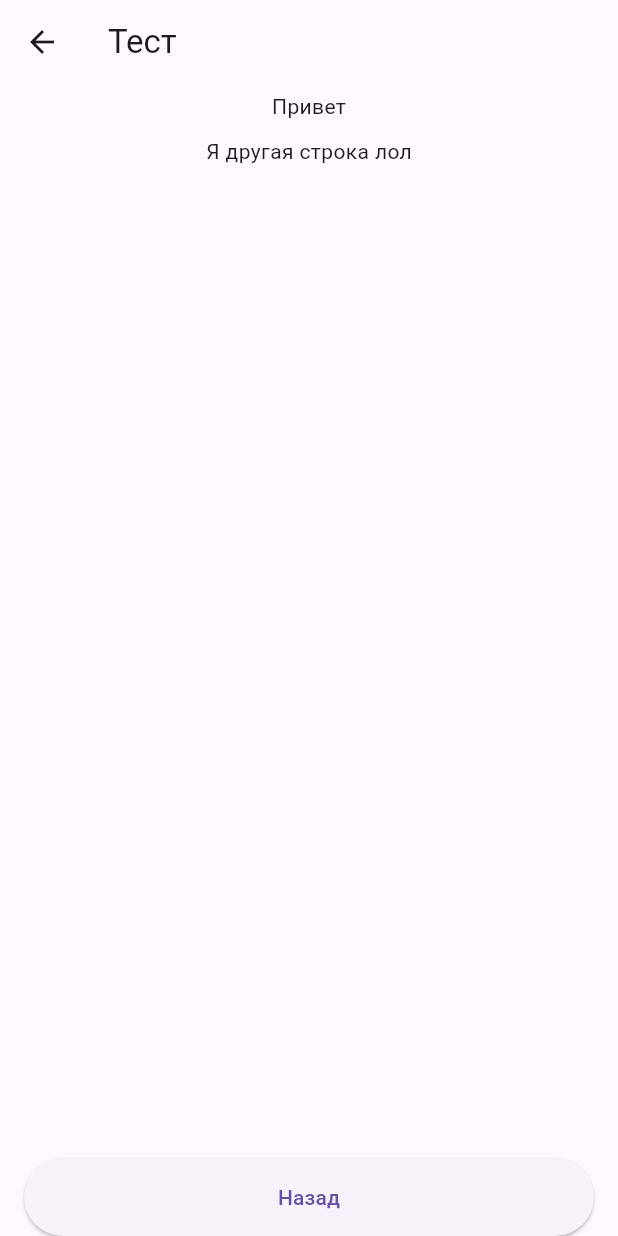
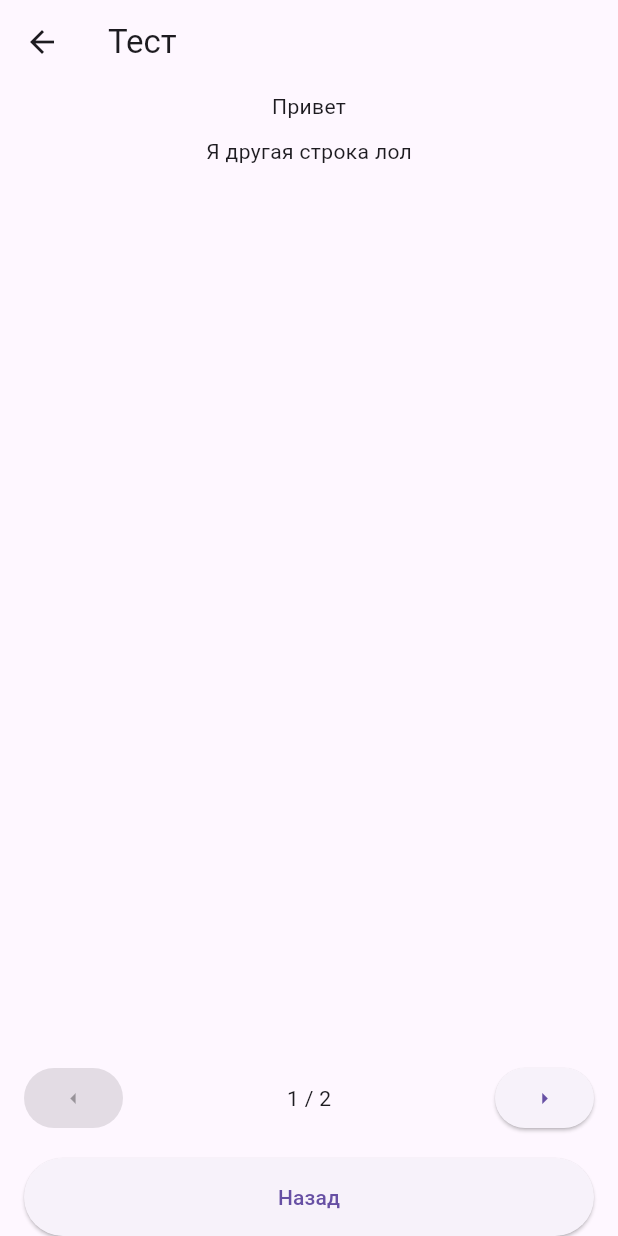
Before and after one commit to JeckaSh/manual_qa_helper, a Flutter app: the ManualQaPage screen opened directly, after a tap on "Тест", on a phone screen of 412 x 824 dp. Run offline on Flutter 3.47's test engine with Material 3 defaults, Android fonts, the phone set to English and light mode, and no system bars; our stand-ins replace get, shared_preferences; accounts and stored records are empty.

Commit message:
added navigation button on the article page, added article counter current/total

```diff
--- a/lib/controllers/article_controller.dart
+++ b/lib/controllers/article_controller.dart
@@ -7,4 +7,8 @@ class ArticleController extends GetxController {
   List<ArticleModel> get gitArticles => ArticleRepository.getAllGitArticles();
 
   ArticleModel getArticleById(int id) => ArticleRepository.getById(id);
+
+  int getArticleIndex(int id) {
+    return articles.indexWhere((articles) => articles.id == id);
+  }
 }
--- a/lib/models/article_model.dart
+++ b/lib/models/article_model.dart
@@ -3,8 +3,6 @@ import 'package:manual_qa_helper/widgets/article_content.dart';
 class ArticleModel {
   final int id;
   final String title;
-  //TODO: Сделать отдельный виджет под отображение контента
-  //final String content;
   final ArticleContent content;
 
   ArticleModel({required this.id, required this.title, required this.content});
--- a/lib/pages/article.dart
+++ b/lib/pages/article.dart
@@ -13,16 +13,41 @@ class Article extends StatelessWidget {
     Get.off(() => ManualQaPage());
   }
 
+  // Навигация по статьям
+  void _navigateArticle(int direction) {
+    final int currentId = Get.arguments;
+    final int currentIndex = _articleController.articles.indexWhere(
+      (article) => article.id == currentId,
+    );
+
+    if (currentIndex == -1) return;
+
+    final int newIndex = currentIndex + direction;
+    if (newIndex >= 0 && newIndex < _articleController.articles.length) {
+      Get.offAll(
+        () => Article(),
+        arguments: _articleController.articles[newIndex].id,
+      );
+    }
+  }
+  // Конец навигации по статьям
+
   @override
   Widget build(BuildContext context) {
     final int articleId = Get.arguments;
     final ArticleModel article = _articleController.getArticleById(articleId);
+    //
+    final int totalArticles = _articleController.articles.length;
+    final int currentIndex =
+        _articleController.articles.indexWhere((a) => a.id == articleId) + 1;
+    //
     return Scaffold(
       appBar: AppBar(title: Text(article.title)),
       body: SafeArea(
         child: Column(
           children: [
             Expanded(child: article.content),
+            _buildNavigationPanel(currentIndex, totalArticles),
             Padding(
               padding: const EdgeInsets.symmetric(horizontal: 16),
               child: SizedBox(
@@ -41,4 +66,24 @@ class Article extends StatelessWidget {
       ),
     );
   }
+
+  Widget _buildNavigationPanel(int current, int total) {
+    return Container(
+      padding: EdgeInsets.all(16),
+      child: Row(
+        mainAxisAlignment: MainAxisAlignment.spaceBetween,
+        children: [
+          ElevatedButton(
+            onPressed: current > 1 ? () => _navigateArticle(-1) : null,
+            child: Icon(Icons.arrow_left),
+          ),
+          Text('$current / $total'),
+          ElevatedButton(
+            onPressed: current < total ? () => _navigateArticle(1) : null,
+            child: Icon(Icons.arrow_right),
+          ),
+        ],
+      ),
+    );
+  }
 }
```
